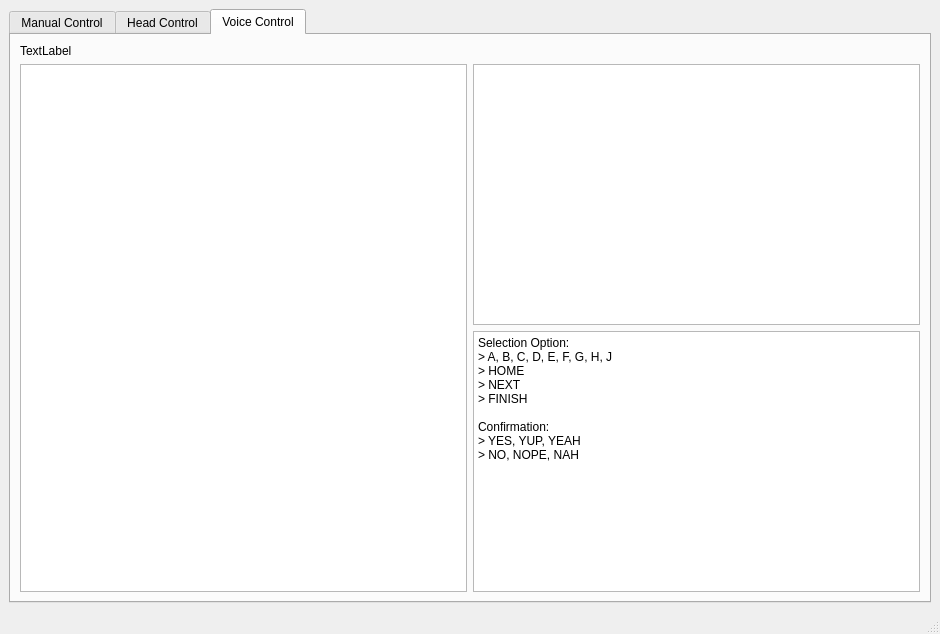
lim425/MakanBot, file mainwindow.ui: the form before one commit.
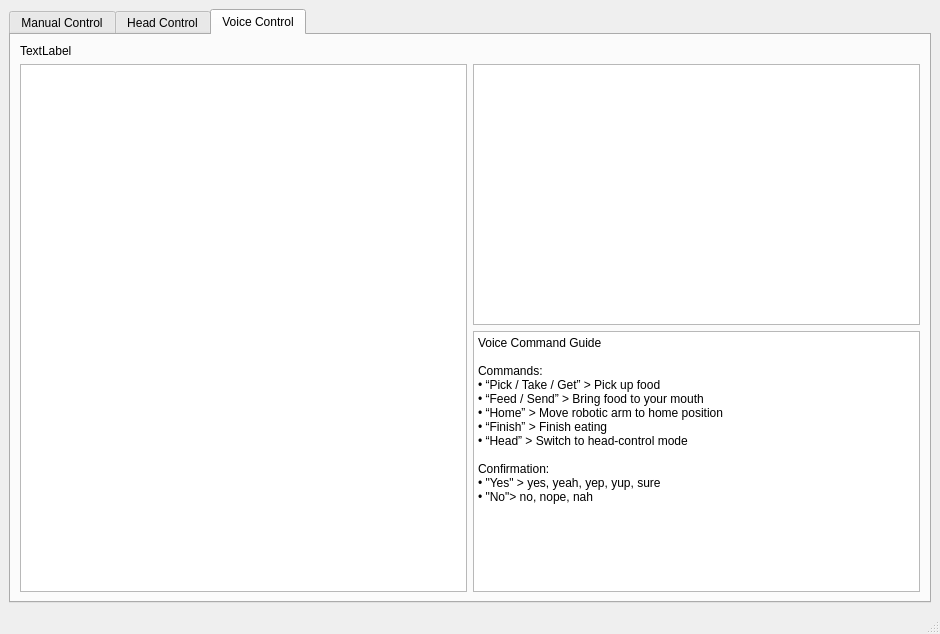
The form after the commit. The open tabs and pages were chosen to show the change. Icons and pictures are not drawn.

Commit message: change head control gui

What changed in the file:
```diff
--- a/mainwindow.ui
+++ b/mainwindow.ui
@@ -404,17 +404,18 @@
             <item>
              <widget class="QPlainTextEdit" name="text_command_sheet">
               <property name="plainText">
-               <string>Selection Option:
-&gt; A, B, C, D, E, F, G, H, J
-&gt; HOME
-&gt; NEXT
-&gt; FINISH
+               <string>Voice Command Guide
+
+Commands:
+• “Pick / Take / Get” &gt; Pick up food
+• “Feed / Send” &gt; Bring food to your mouth
+• “Home” &gt; Move robotic arm to home position
+• “Finish” &gt; Finish eating
+• “Head” &gt; Switch to head-control mode
 
 Confirmation:
-&gt; YES, YUP, YEAH
-&gt; NO, NOPE, NAH
-
-
+• &quot;Yes&quot; &gt; yes, yeah, yep, yup, sure
+• &quot;No&quot;&gt; no, nope, nah
 </string>
               </property>
              </widget>
```
Left out of the diff: 2 changed lines with no effect on the pictures. The commit also changes 15 other files.
